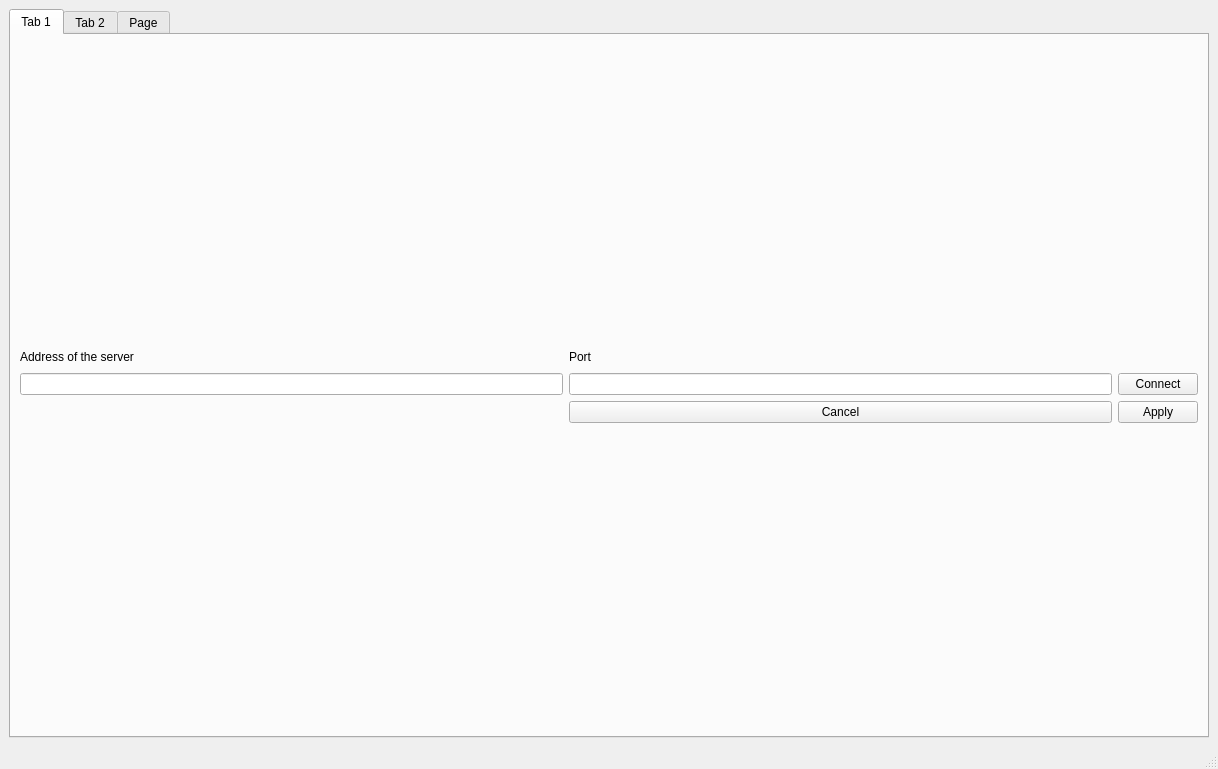
First picture: the form in python_interface/uis/preferences.ui, repository cbgp/diyabc, before the edit.
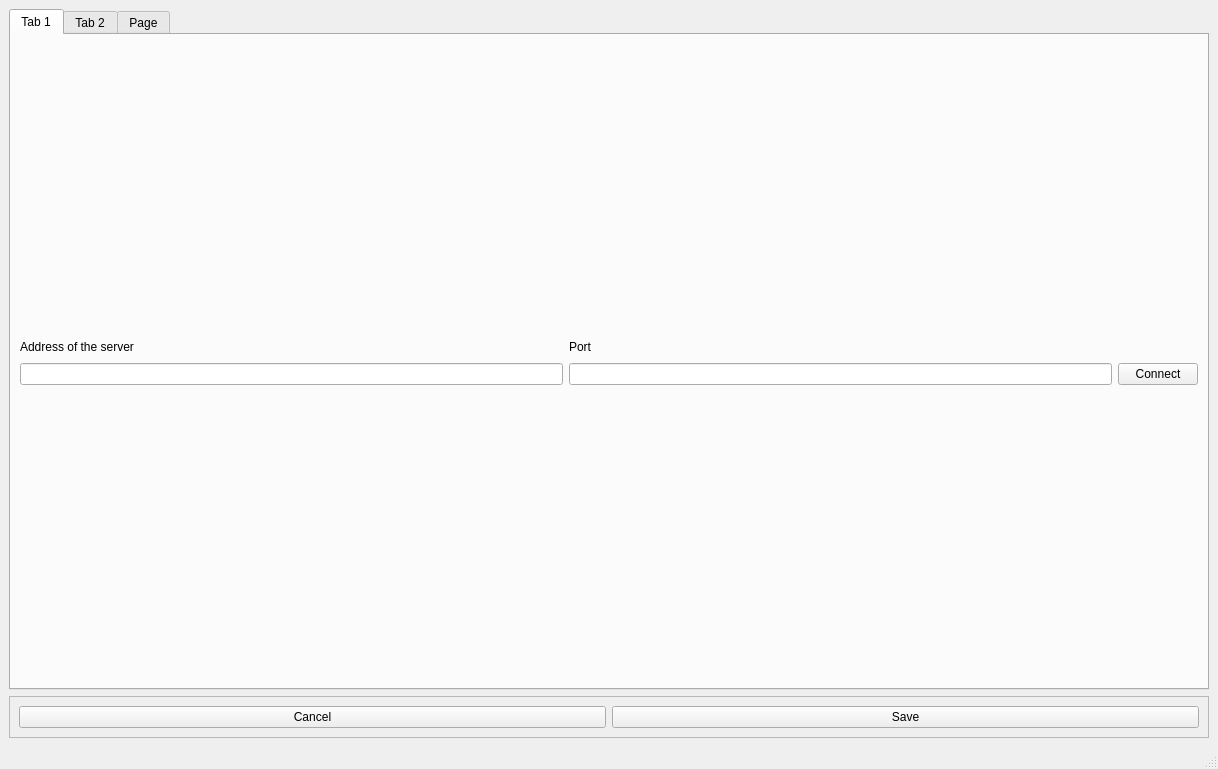
Second picture: the form after the edit. The open tabs and pages were chosen to show the change.

Commit message: preferences en cours

What changed in the file:
```diff
--- a/python_interface/uis/preferences.ui
+++ b/python_interface/uis/preferences.ui
@@ -81,20 +81,6 @@
             </property>
            </widget>
           </item>
-          <item row="2" column="1">
-           <widget class="QPushButton" name="cancelButton">
-            <property name="text">
-             <string>Cancel</string>
-            </property>
-           </widget>
-          </item>
-          <item row="2" column="2">
-           <widget class="QPushButton" name="applyButton">
-            <property name="text">
-             <string>Apply</string>
-            </property>
-           </widget>
-          </item>
          </layout>
         </item>
        </layout>
@@ -3159,6 +3145,32 @@
       </widget>
      </widget>
     </item>
+    <item>
+     <widget class="QFrame" name="frame_10">
+      <property name="frameShape">
+       <enum>QFrame::StyledPanel</enum>
+      </property>
+      <property name="frameShadow">
+       <enum>QFrame::Raised</enum>
+      </property>
+      <layout class="QHBoxLayout" name="horizontalLayout_26">
+       <item>
+        <widget class="QPushButton" name="cancelButton">
+         <property name="text">
+          <string>Cancel</string>
+         </property>
+        </widget>
+       </item>
+       <item>
+        <widget class="QPushButton" name="saveButton">
+         <property name="text">
+          <string>Save</string>
+         </property>
+        </widget>
+       </item>
+      </layout>
+     </widget>
+    </item>
    </layout>
   </widget>
   <widget class="QMenuBar" name="menubar">
```
Left out of the diff: 5 changed lines with no effect on the pictures. The commit also changes 8 other files.
